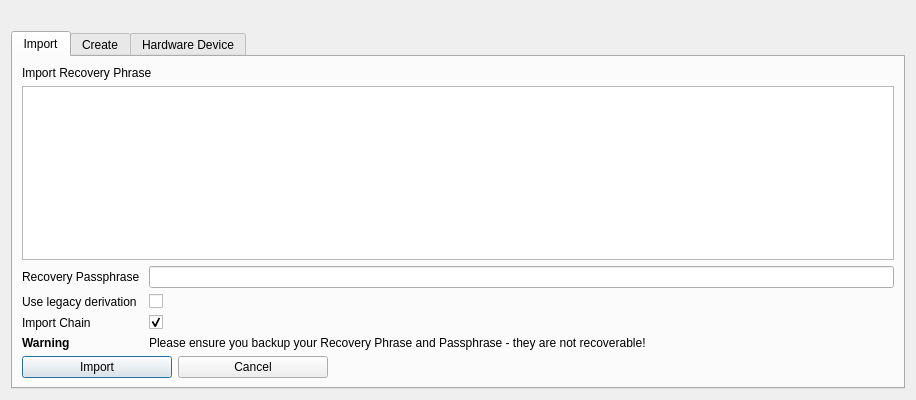
This is src/qt/forms/mnemonicdialog.ui in ProjectFalcon/FNC as Qt 5 draws it before an edit. The edited form follows.
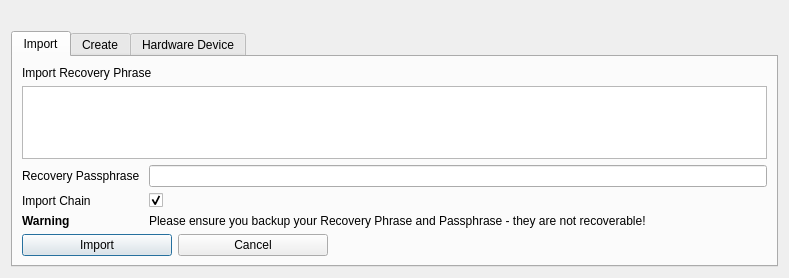
This is the edited form.

Commit message:
Remove legacy migrate code for bip44 prefix
This reverts commit 382f27774c59419011629f597260dd82bed92d40.

```diff
--- a/src/qt/forms/mnemonicdialog.ui
+++ b/src/qt/forms/mnemonicdialog.ui
@@ -6,8 +6,8 @@
    <rect>
     <x>0</x>
     <y>0</y>
-    <width>916</width>
-    <height>400</height>
+    <width>789</width>
+    <height>278</height>
    </rect>
   </property>
   <property name="windowTitle">
@@ -57,34 +57,14 @@
            </property>
           </widget>
          </item>
-        <item row="1" column="0">
-          <widget class="QLabel" name="useLegacyDerivationLabel">
-           <property name="toolTip">
-            <string/>
-           </property>
-           <property name="text">
-            <string>Use legacy derivation</string>
-           </property>
-          </widget>
-         </item>
-         <item row="1" column="1">
-          <widget class="QCheckBox" name="useLegacyDerivationCheckBox">
-           <property name="toolTip">
-            <string>Only needed if importing a wallet/mnemonic made before July 1st ,2020</string>
-           </property>
-           <property name="checked">
-            <bool>false</bool>
-           </property>
-          </widget>
-         </item>
-         <item row="2" column="0">
+         <item row="1" column="0">
           <widget class="QLabel" name="importChainLabel">
            <property name="text">
             <string>Import Chain</string>
            </property>
           </widget>
          </item>
-         <item row="2" column="1">
+         <item row="1" column="1">
           <widget class="QCheckBox" name="chkImportChain">
            <property name="toolTip">
             <string>Only needed if you're importing </string>
@@ -94,7 +74,7 @@
            </property>
           </widget>
          </item>
-         <item row="3" column="0">
+         <item row="2" column="0">
           <widget class="QLabel" name="label_3">
            <property name="font">
             <font>
@@ -107,7 +87,7 @@
            </property>
           </widget>
          </item>
-         <item row="3" column="1">
+         <item row="2" column="1">
           <widget class="QLabel" name="label_2">
            <property name="text">
             <string>Please ensure you backup your Recovery Phrase and Passphrase - they are not recoverable!</string>
```
The commit also changes 19 other files.
